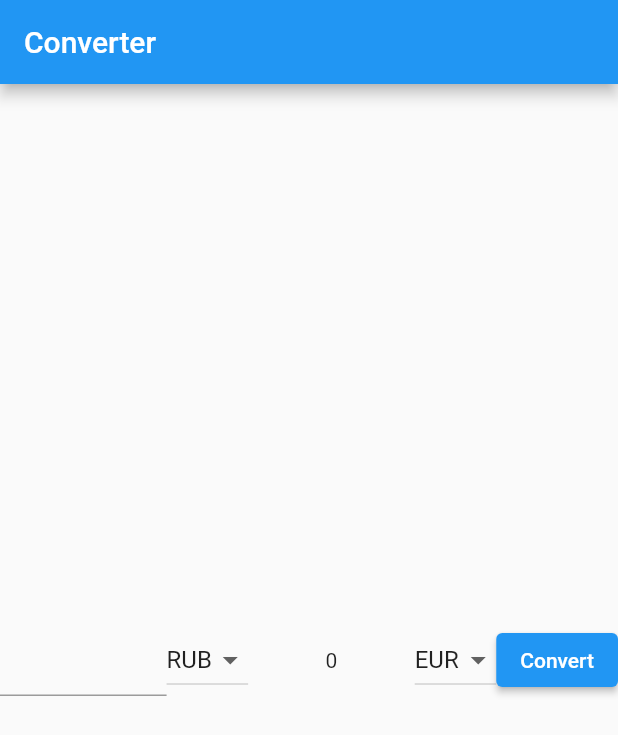
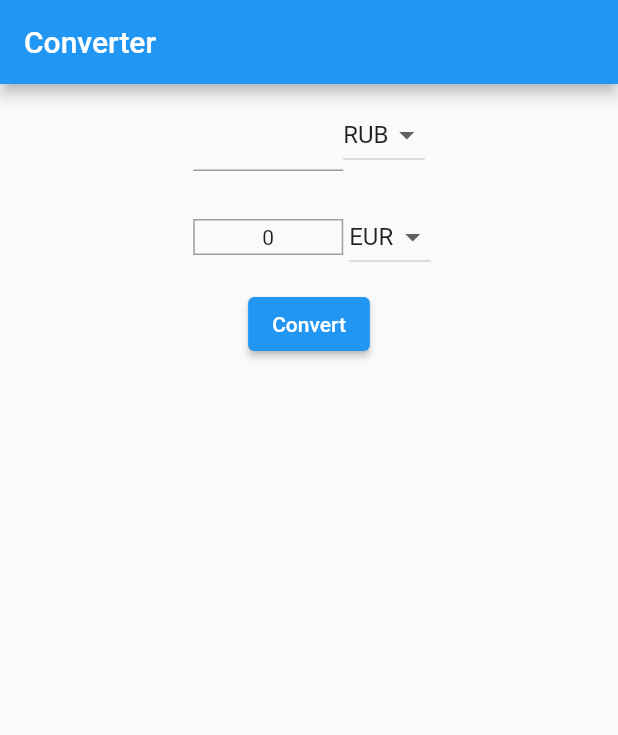
Before and after one commit to Mary126/converter, a Flutter app: the screen it shows after launch, on a phone screen of 412 x 824 dp. Shown: the top 735 px of the screen. Run offline on Flutter 3.47's test engine with Material 2 defaults, Android fonts, the phone set to English and light mode, and no system bars; our stand-ins replace dio.

Commit message:
change layout

```diff
--- a/lib/main.dart
+++ b/lib/main.dart
@@ -71,9 +71,15 @@ class InputFormState extends State<InputForm> {
   Widget build(BuildContext context)  {
     return Form(
       key: formKey,
+      child: Column(
+        children: <Widget> [
+          Padding(
+            padding: const EdgeInsets.all(10.0),
             child: Row(
-        children: <Widget> [
-          Expanded(
+              mainAxisAlignment: MainAxisAlignment.center,
+              children: [
+                  SizedBox(
+                    width: 100,
                     child: TextFormField(
                       validator: (value) {
                         if (value == null || value.isEmpty) {
@@ -104,7 +110,26 @@ class InputFormState extends State<InputForm> {
                     });
                   },
                 ),
-          Expanded(child: Text(finalResult, textAlign: TextAlign.center,)),
+              ],
+            ),
+          ),
+          Padding(
+            padding: const EdgeInsets.all(10.0),
+              child:  Row(
+                mainAxisAlignment: MainAxisAlignment.center,
+                children: [
+                  Container(
+                      width: 100,
+                      margin: const EdgeInsets.all(4),
+                      padding: const EdgeInsets.all(3),
+                      decoration: BoxDecoration(
+                        border: Border.all(
+                          color: Colors.grey,
+                          width: 1,
+                        ),
+                      ),
+                      child: Text(finalResult, textAlign: TextAlign.center,),
+                  ),
                   DropdownButton(
                     value: rightDropdownValue,
                     items: <String>['RUB', 'EUR', 'USD']
@@ -120,6 +145,9 @@ class InputFormState extends State<InputForm> {
                         });
                     },
                   ),
+                ],
+              ),
+            ),
           ElevatedButton(
             onPressed: () {
               if (formKey.currentState!.validate() && !isLoading) {
```
Lines whose indentation alone changed are shown as unchanged.
